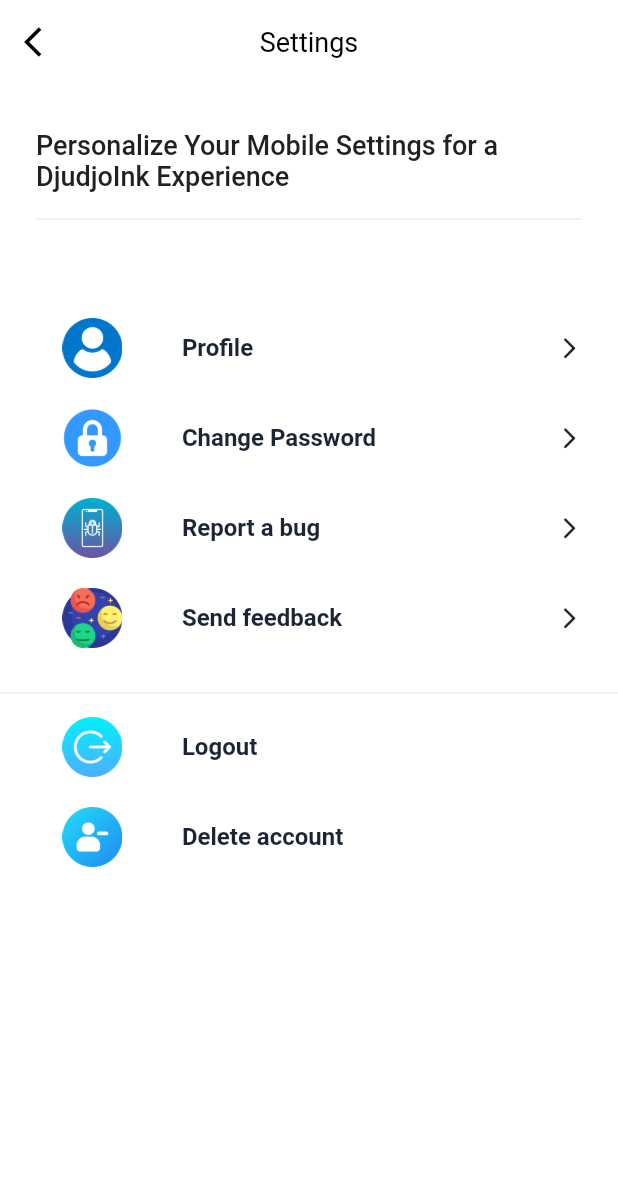
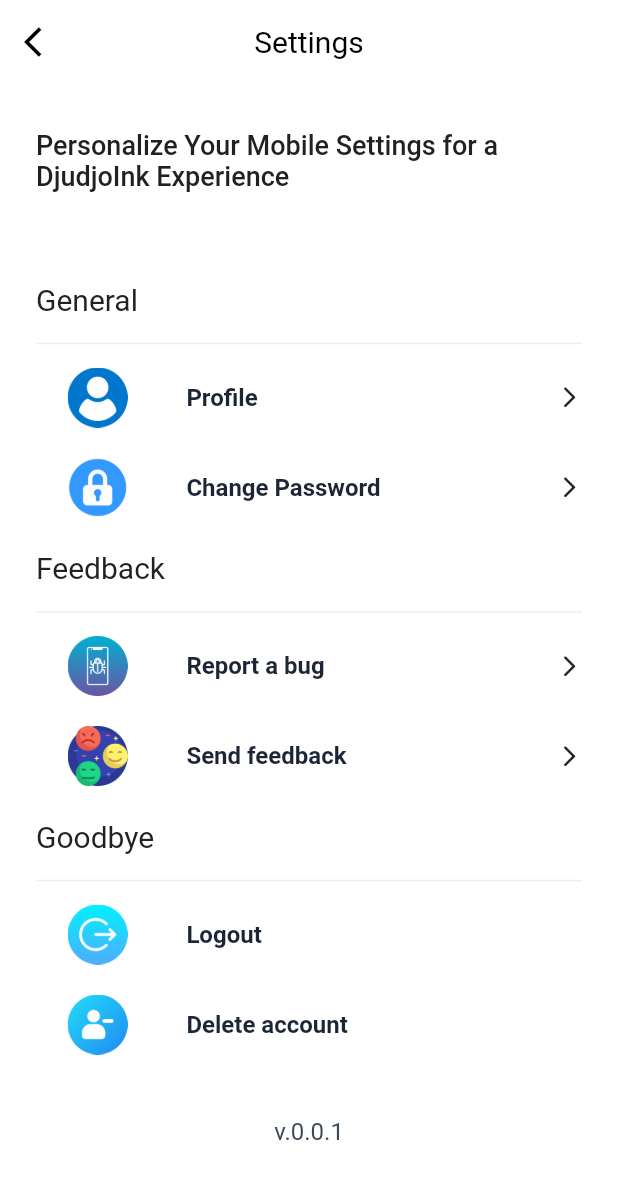
Before and after one commit to Danis96/djudjo_scheduler, a Flutter app: the SettingsPage screen opened directly, on a phone screen of 412 x 824 dp. Shown: the top 1179 px of the screen. Run offline on Flutter 3.47's test engine with Material 2 defaults, Android fonts, the phone set to English and light mode, and no system bars; our stand-ins replace cloud_firestore, fan_carousel_image_slider, firebase_auth, firebase_core, firebase_crashlytics, flutter_custom_clippers and 12 more; missing offline and left inert: msh_checkbox, time_range; accounts and stored records are empty; Roboto replaces fonts that are missing (SourceSansPro).

Commit message:
change password ui change password funcionalities

```diff
--- a/lib/app/utils/helpers/settings_helper.dart
+++ b/lib/app/utils/helpers/settings_helper.dart
@@ -1,23 +1,39 @@
+import 'package:djudjo_scheduler/app/providers/appointment_provider/appointment_provider.dart';
+import 'package:djudjo_scheduler/app/providers/login_provider/login_provider.dart';
+import 'package:djudjo_scheduler/app/utils/language/language_strings.dart';
 import 'package:djudjo_scheduler/generated/assets.dart';
+import 'package:djudjo_scheduler/routing/route_arguments.dart';
+import 'package:djudjo_scheduler/routing/routes.dart';
+import 'package:flutter/cupertino.dart';
+import 'package:provider/provider.dart';
 
 class SettingsItemModel {
-  SettingsItemModel({this.title = '', this.icon = '', this.route = '', this.hideIconArrow = false});
+  SettingsItemModel({this.title = '', this.icon = '', this.route, this.hideIconArrow = false, this.arguments, this.function});
 
   final String title;
   final String icon;
-  final String route;
+  final String? route;
   final bool hideIconArrow;
+  final dynamic arguments;
+  final Function? function;
 }
 
-List<SettingsItemModel> settingsItemsGeneral = <SettingsItemModel>[
-  SettingsItemModel(title: 'Profile', icon: Assets.assetsProfile),
-  SettingsItemModel(title: 'Change Password', icon: Assets.assetsPassword),
-  SettingsItemModel(title: 'Report a bug', icon: Assets.assetsBug),
-  SettingsItemModel(title: 'Send feedback', icon: Assets.assetsFeedback),
-];
+List<SettingsItemModel> settingsItemsGeneral(BuildContext context) => <SettingsItemModel>[
+      SettingsItemModel(
+          title: Language.sh_profile,
+          icon: Assets.assetsProfile,
+          route: Profile,
+          arguments: ProfilePageArguments(context.read<AppointmentProvider>(), context.read<LoginProvider>())),
+      SettingsItemModel(
+          title: Language.sh_change, icon: Assets.assetsPassword, route: ChangePassword, arguments: context.read<LoginProvider>()),
+    ];
 
+List<SettingsItemModel> settingsItemsFeedback(BuildContext context) => <SettingsItemModel>[
+      SettingsItemModel(title: Language.sh_bug, icon: Assets.assetsBug),
+      SettingsItemModel(title: Language.sh_feedback, icon: Assets.assetsFeedback),
+    ];
 
-List<SettingsItemModel> settingsItemsOther = <SettingsItemModel>[
-  SettingsItemModel(title: 'Logout', icon: Assets.assetsLogout, hideIconArrow: true),
-  SettingsItemModel(title: 'Delete account', icon: Assets.assetsDelete, hideIconArrow: true),
-];
+List<SettingsItemModel> settingsItemsOther(BuildContext context) => <SettingsItemModel>[
+      SettingsItemModel(title: Language.sh_logout, icon: Assets.assetsLogout, hideIconArrow: true),
+      SettingsItemModel(title: Language.sh_delete, icon: Assets.assetsDelete, hideIconArrow: true),
+    ];
--- a/lib/app/utils/language/language_strings.dart
+++ b/lib/app/utils/language/language_strings.dart
@@ -9,7 +9,6 @@ class Language {
   static const String dr_item_up = 'Unconfirmed appointments';
   static const String dr_item_settings = 'Settings';
 
-
   // login provider
   static const String weak_password = 'The password provided is too weak.';
   static const String acc_exist = 'The account already exists for that email.';
@@ -17,6 +16,7 @@ class Language {
   static const String user_not_found = 'No user found for that email.';
   static const String wrong_password = 'Wrong password provided for that user.';
   static const String invalid_cred = 'Invalid login credentials';
+  static const String confirm_pass = 'New password does not match Confirm password.';
 
   // appointment provider
   static const String mandatory_fields = 'Need to fulfill all mandatory fields.';
@@ -48,7 +48,6 @@ class Language {
   static const String hd_content = 'Are you sure you want to sign out of DjudjoInk?';
   static const String hd_cancel = 'Cancel';
   static const String hd_logout_title = 'Logout';
-
 
   // Add new appointment page
   static const String ana_headline = 'Add new appointment';
@@ -124,7 +123,6 @@ class Language {
   static const String ep_past_content =
       'You cannot turn this switch OFF because selected date for appointment is in the past. So automatically Finished switch is ON.\n\nSelect date in the future to be able to turn it off.';
 
-
   // Profile page
   static const String pp_app_bar = 'Profile';
   static const String pp_headline = 'Tattoo artist';
@@ -133,4 +131,27 @@ class Language {
   static const String pp_phone_hint = 'Enter phone';
   static const String pp_button = 'Save';
 
+  // Settings
+  static const String s_app_bar = 'Settings';
+  static const String s_headline = 'Personalize Your Mobile Settings for a DjudjoInk Experience';
+  static const String s_general = 'General';
+  static const String s_feedback = 'Feedback';
+  static const String s_goodbye = 'Goodbye';
+
+  // settings helper
+  static const String sh_profile = 'Profile';
+  static const String sh_bug = 'Report a bug';
+  static const String sh_feedback = 'Send feedback';
+  static const String sh_logout = 'Logout';
+  static const String sh_delete = 'Delete account';
+  static const String sh_change = 'Change Password';
+
+  // Change password
+  static const String cp_app_bar = 'Change password';
+  static const String cp_headline = 'Update Your Password for Enhanced Mobile Protection';
+  static const String cp_old_hint = 'Enter old password';
+  static const String cp_new_hint = 'Enter new password';
+  static const String cp_confirm_hint = 'Confirm new password';
+  static const String cp_button = 'Save';
+
 }
--- a/lib/app/view/settings_page/settings_page.dart
+++ b/lib/app/view/settings_page/settings_page.dart
@@ -1,27 +1,40 @@
+import 'package:djudjo_scheduler/app/providers/login_provider/login_provider.dart';
 import 'package:djudjo_scheduler/app/utils/helpers/settings_helper.dart';
-import 'package:djudjo_scheduler/widgets/prize_item/inbox_list_item.dart';
 import 'package:flutter/material.dart';
+import 'package:provider/provider.dart';
 
 import '../../../theme/color_helper.dart';
 import '../../../widgets/app_bars/common_app_bar.dart';
+import '../../../widgets/list_item/custom_list_item.dart';
 import '../../utils/language/language_strings.dart';
 
-class SettingsPage extends StatelessWidget {
+class SettingsPage extends StatefulWidget {
   const SettingsPage({super.key});
 
   @override
+  State<SettingsPage> createState() => _SettingsPageState();
+}
+
+class _SettingsPageState extends State<SettingsPage> {
+  @override
+  void initState() {
+    _getInitialData(context);
+    super.initState();
+  }
+
+  Future<void> _getInitialData(BuildContext context) async {
+    await context.read<LoginProvider>().fetchAppVersion();
+  }
+
+  @override
   Widget build(BuildContext context) {
-    return Scaffold(
-      appBar: _buildAppBar(context),
-      body: _buildBody(context),
-    );
-  }
+    return Scaffold(appBar: _buildAppBar(context), body: _buildBody(context));
   }
 
   PreferredSizeWidget _buildAppBar(BuildContext context) => commonAppBar(
         context,
         color: ColorHelper.white.color,
-      title: 'Settings',
+        title: Language.s_app_bar,
         titleColor: Colors.black,
         icon: Icons.arrow_back_ios,
         leadingIconColor: ColorHelper.black.color,
@@ -30,7 +43,7 @@ PreferredSizeWidget _buildAppBar(BuildContext context) => commonAppBar(
 
   Widget _buildBody(BuildContext context) {
     return SingleChildScrollView(
-    physics: const NeverScrollableScrollPhysics(),
+      padding: const EdgeInsets.symmetric(horizontal: 24),
       child: Column(
         children: <Widget>[
           const SizedBox(height: 30),
@@ -38,51 +51,121 @@ Widget _buildBody(BuildContext context) {
           const SizedBox(height: 50),
           _buildListOfItems(context),
           const SizedBox(height: 10),
-        const Divider(),
+          _buildListOfItemsFeedback(context),
+          const SizedBox(height: 10),
           _buildListOfItemsOther(context),
+          const SizedBox(height: 30),
+          _buildAppVersion(context),
         ],
       ),
     );
   }
 
   Widget _buildHeadline(BuildContext context) {
-  return Container(
-    padding: const EdgeInsets.symmetric(horizontal: 24),
-    child: Column(
+    return Column(
       children: <Widget>[
         Text(
-          'Personalize Your Mobile Settings for a DjudjoInk Experience',
+          Language.s_headline,
           style: Theme.of(context).textTheme.displayLarge!.copyWith(fontSize: 18, fontWeight: FontWeight.w500),
         ),
         const SizedBox(height: 10),
-        const Divider(),
       ],
-    ),
     );
   }
 
   Widget _buildListOfItems(BuildContext context) {
-  return ListView.builder(
+    return Column(
+      crossAxisAlignment: CrossAxisAlignment.start,
+      children: <Widget>[
+        Text(
+          Language.s_general,
+          style: Theme.of(context).textTheme.displayMedium!.copyWith(fontSize: 20, fontWeight: FontWeight.w400),
+        ),
+        const SizedBox(height: 10),
+        const Divider(),
+        ListView.builder(
+            physics: const NeverScrollableScrollPhysics(),
             shrinkWrap: true,
-      itemCount: settingsItemsGeneral.length,
+            itemCount: settingsItemsGeneral(context).length,
             itemBuilder: (BuildContext context, int x) {
               return CustomListItem(
-          title: settingsItemsGeneral[x].title,
-          imageUrl: settingsItemsGeneral[x].icon,
-          hideOnTap: settingsItemsGeneral[x].hideIconArrow,
+                title: settingsItemsGeneral(context)[x].title,
+                imageUrl: settingsItemsGeneral(context)[x].icon,
+                hideOnTap: settingsItemsGeneral(context)[x].hideIconArrow,
+                onTap: () => _executeFunctionOrNavigate(settingsItemsGeneral(context), x, context),
               );
-      });
+            }),
+      ],
+    );
+  }
+
+  Widget _buildListOfItemsFeedback(BuildContext context) {
+    return Column(
+      crossAxisAlignment: CrossAxisAlignment.start,
+      children: <Widget>[
+        Text(
+          Language.s_feedback,
+          style: Theme.of(context).textTheme.displayMedium!.copyWith(fontSize: 20, fontWeight: FontWeight.w400),
+        ),
+        const SizedBox(height: 10),
+        const Divider(),
+        ListView.builder(
+            physics: const NeverScrollableScrollPhysics(),
+            shrinkWrap: true,
+            itemCount: settingsItemsFeedback(context).length,
+            itemBuilder: (BuildContext context, int x) {
+              return CustomListItem(
+                title: settingsItemsFeedback(context)[x].title,
+                imageUrl: settingsItemsFeedback(context)[x].icon,
+                hideOnTap: settingsItemsFeedback(context)[x].hideIconArrow,
+                onTap: () => _executeFunctionOrNavigate(settingsItemsFeedback(context), x, context),
+              );
+            }),
+      ],
+    );
   }
 
   Widget _buildListOfItemsOther(BuildContext context) {
-  return ListView.builder(
+    return Column(
+      crossAxisAlignment: CrossAxisAlignment.start,
+      children: <Widget>[
+        Text(
+          Language.s_goodbye,
+          style: Theme.of(context).textTheme.displayMedium!.copyWith(fontSize: 20, fontWeight: FontWeight.w400),
+        ),
+        const SizedBox(height: 10),
+        const Divider(),
+        ListView.builder(
+            physics: const NeverScrollableScrollPhysics(),
             shrinkWrap: true,
-      itemCount: settingsItemsOther.length,
+            itemCount: settingsItemsOther(context).length,
             itemBuilder: (BuildContext context, int x) {
               return CustomListItem(
-          title: settingsItemsOther[x].title,
-          imageUrl: settingsItemsOther[x].icon,
-          hideOnTap: settingsItemsOther[x].hideIconArrow,
+                title: settingsItemsOther(context)[x].title,
+                imageUrl: settingsItemsOther(context)[x].icon,
+                hideOnTap: settingsItemsOther(context)[x].hideIconArrow,
+                onTap: () => _executeFunctionOrNavigate(settingsItemsOther(context), x, context),
               );
-      });
+            }),
+      ],
+    );
   }
+
+  Widget _buildAppVersion(BuildContext context) {
+    return Text('v.${context.watch<LoginProvider>().appVersion}');
+  }
+
+  void _executeFunctionOrNavigate(List<SettingsItemModel> list, int x, BuildContext context) {
+    if (list[x].route != null && list[x].route!.isNotEmpty) {
+      if (list[x].arguments != null) {
+        Navigator.of(context).pushNamed(list[x].route!, arguments: list[x].arguments);
+      } else {
+        Navigator.of(context).pushNamed(list[x].route!);
+      }
+    } else {
+      if (list[x].function != null) {
+        list[x].function!();
+      }
+    }
+  }
+}
--- a/lib/routing/route_generator.dart
+++ b/lib/routing/route_generator.dart
@@ -2,6 +2,7 @@ import 'package:djudjo_scheduler/app/providers/appointment_provider/appointment_
 import 'package:djudjo_scheduler/app/providers/login_provider/login_provider.dart';
 import 'package:djudjo_scheduler/app/providers/stupidity_provider/stupidity_provider.dart';
 import 'package:djudjo_scheduler/app/view/bottom_navigation_bar/bottom_navigation_page.dart';
+import 'package:djudjo_scheduler/app/view/change_password_page/change_password_page.dart';
 import 'package:djudjo_scheduler/app/view/edit_page/edit_page.dart';
 import 'package:djudjo_scheduler/app/view/notification_page/notification_page.dart';
 import 'package:djudjo_scheduler/app/view/profile_page/profile_page.dart';
@@ -76,7 +77,9 @@ mixin RouteGenerator {
           ],
           child: const SettingsPage(),
         ));
-
+      case ChangePassword:
+        return SlideAnimationTween(
+            widget: ChangeNotifierProvider<LoginProvider>.value(value: settings.arguments as LoginProvider, child: ChangePasswordPage()));
       default:
         return _errorRoute();
     }
--- a/lib/widgets/app_bars/common_app_bar.dart
+++ b/lib/widgets/app_bars/common_app_bar.dart
@@ -20,7 +20,7 @@ PreferredSizeWidget commonAppBar(
     title: title != null
         ? Text(
             title,
-            style: TextStyle(color: titleColor ?? ColorHelper.white.color, fontSize: 18),
+            style: TextStyle(color: titleColor ?? ColorHelper.white.color, fontSize: 20),
           )
         : const SizedBox(),
     bottom: PreferredSize(preferredSize: preferredSizeForBottom ?? const Size(0, 0), child: bottomWidget ?? const SizedBox()),
--- a/lib/widgets/prize_item/inbox_list_item.dart
+++ b/lib/widgets/list_item/custom_list_item.dart
@@ -25,7 +25,7 @@ class CustomListItem extends StatelessWidget {
     return InkWell(
       onTap: onTap == null ? null : () => onTap!(),
       child: Padding(
-        padding: const EdgeInsets.only(top: 8.0, bottom: 12.0, left: 20.0, right: 24.0),
+        padding: const EdgeInsets.only(top: 8.0, bottom: 12.0),
         child: Row(
           crossAxisAlignment: crossAxisAlignment,
           children: <Widget>[
--- a/pubspec.yaml
+++ b/pubspec.yaml
@@ -16,7 +16,7 @@ publish_to: "none" # Remove this line if you wish to publish to pub.dev
 # Read more about iOS versioning at
 # https://developer.apple.com/library/archive/documentation/General/Reference/InfoPlistKeyReference/Articles/CoreFoundationKeys.html
 
-version: 1.1.3+30
+version: 0.0.1+1
 
 environment:
     sdk: ">=2.17.0 <3.0.0"
@@ -48,6 +48,7 @@ dependencies:
     flutter_slidable: ^3.0.1
     msh_checkbox: ^2.0.1
     liquid_pull_to_refresh: ^3.0.1
+    package_info_plus: ^4.2.0
 
 
 dependency_overrides:
```
Also changed, not shown: lib/app/providers/login_provider/login_provider.dart (+49 -3 lines), lib/app/view/change_password_page/change_password_page.dart (added, +175 -0 lines), 1 other file. Lines whose indentation alone changed are shown as unchanged.
